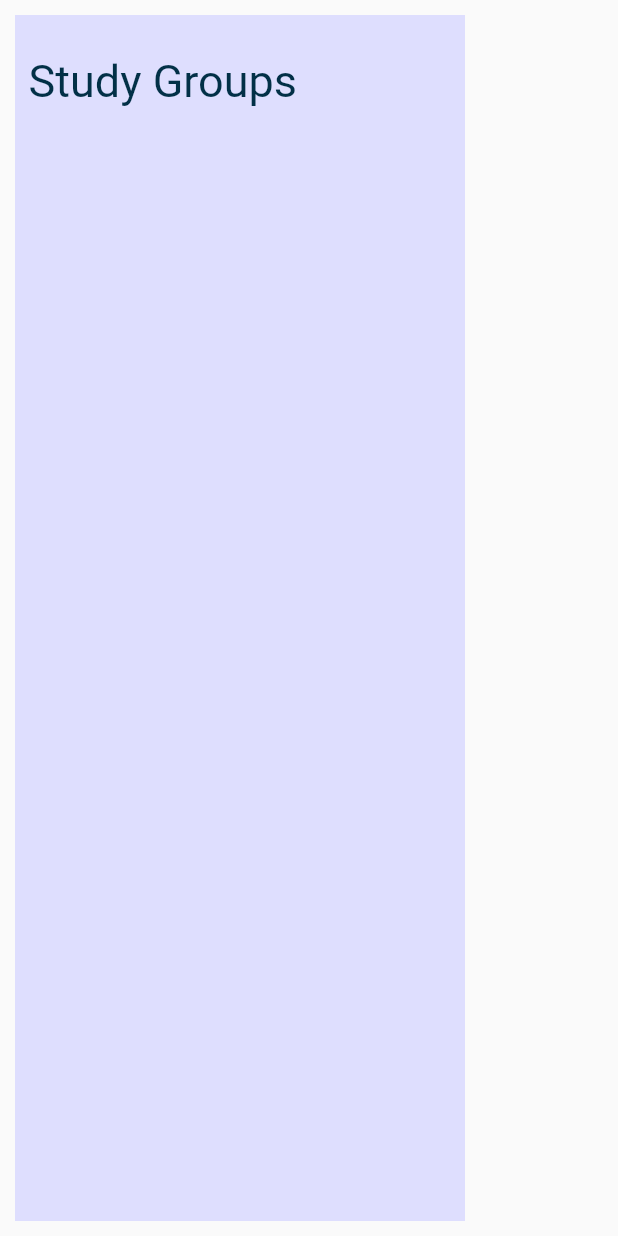
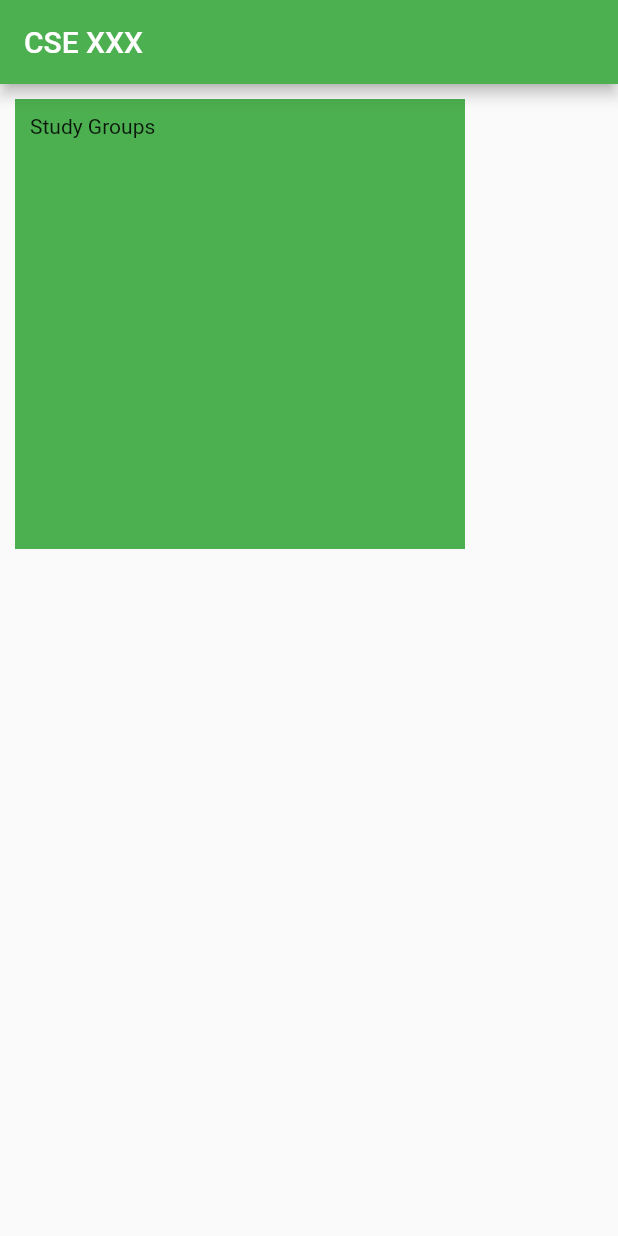
Before and after one commit to acolloredo/PostNote, a Flutter app: the screen it shows after launch, on a phone screen of 412 x 824 dp. Run offline on Flutter 3.47's test engine with Material 2 defaults, Android fonts, the phone set to English and light mode, and no system bars.

Commit message:
using container

```diff
--- a/post_note/lib/main.dart
+++ b/post_note/lib/main.dart
@@ -1,52 +1,32 @@
 import 'package:flutter/material.dart';
 
 void main() {
-  runApp(const MyApp());
+  runApp(MyApp());
 }
 
 class MyApp extends StatelessWidget {
   const MyApp({super.key});
 
-  // This widget is the root of your application.
   @override
   Widget build(BuildContext context) {
     return MaterialApp(
-      title: 'Flutter Demo',
-      theme: ThemeData(
-        primarySwatch: Colors.green,
-      ),
-      home: const MyHomePage(title: 'CSE XXX'),
+      home: Scaffold(
+          appBar: AppBar(
+            // For text banner at the top
+            backgroundColor: Colors.green,
+            title: const Text("CSE XXX"),
+          ),
+          body: Container(
+            child: const Text("Study Groups"),
+            margin: const EdgeInsets.all(10),
+            padding: const EdgeInsets.all(10),
+            height: 300,
+            width: 300,
+            decoration: const BoxDecoration(
+              shape: BoxShape.rectangle,
+              color: Colors.green,
+            ),
+          )),
     );
   }
 }
-
-class MyHomePage extends StatefulWidget {
-  const MyHomePage({super.key, required this.title});
-
-  final String title;
-
-  @override
-  State<MyHomePage> createState() => _MyHomePageState();
-}
-
-class _MyHomePageState extends State<MyHomePage> {
-  @override
-  Widget build(BuildContext context) {
-    return Scaffold(
-      body: Align(
-        alignment: FractionalOffset.topLeft, // make box be on the left
-        child: Container(
-          margin: const EdgeInsets.all(10.0),
-          width: 300.0,
-          height: 1000.0,
-          color: Color.fromARGB(217, 217, 217, 255),
-          child: const Align(
-            alignment: Alignment(-0.85, -0.93),
-            child: Text("Study Groups",
-                style: TextStyle(color: Color(0xff023047), fontSize: 30.0)),
-          ),
-        ),
-      ),
-    );
-  }
-}
```
